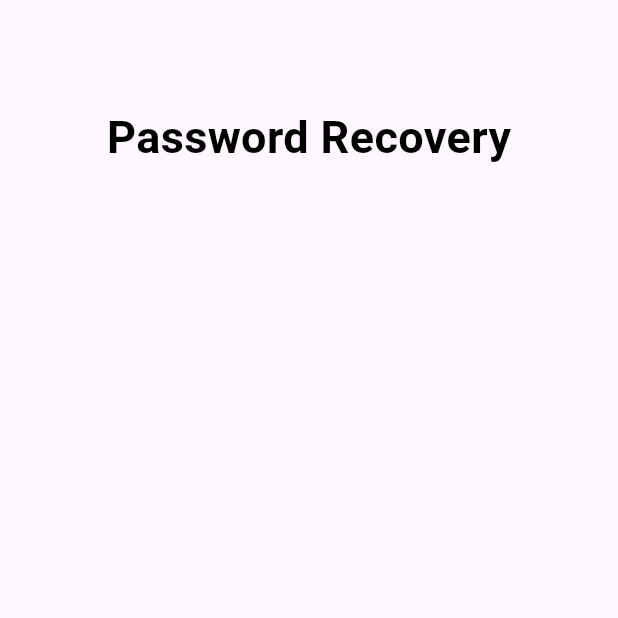
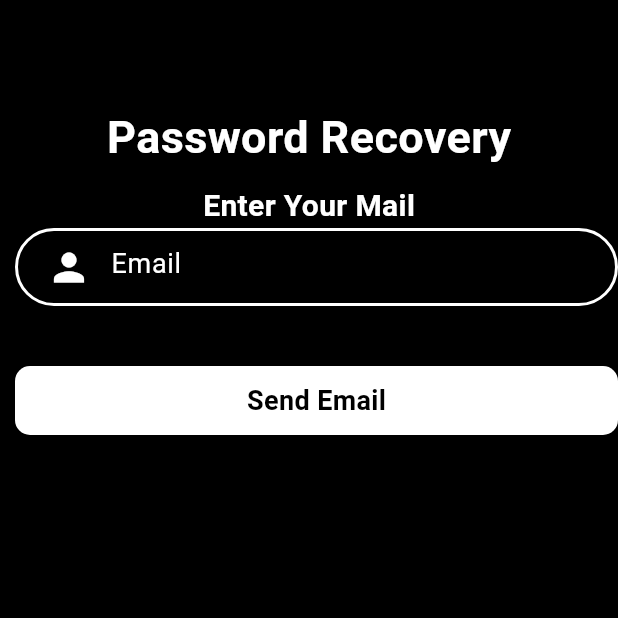
Before and after one commit to ajay-sharma93/ecommerce_one, a Flutter app: the ForgotpassScreen screen opened directly, on a phone screen of 412 x 824 dp, the top half of it. Run offline on Flutter 3.47's test engine with Material 3 defaults, Android fonts, the phone set to English and light mode, and no system bars; our stand-ins replace curved_navigation_bar, firebase_auth, firebase_core, flutter_svg; accounts and stored records are empty.

Commit message:
forgot password is registered!!

```diff
--- a/lib/main.dart
+++ b/lib/main.dart
@@ -1,5 +1,3 @@
-import 'package:ecommerce/pages/forgotpass_screen.dart';
-// ignore: unused_import
 import 'package:ecommerce/pages/onboard_screen.dart';
 import 'package:firebase_core/firebase_core.dart';
 import 'package:flutter/material.dart';
@@ -25,7 +23,7 @@ class MyApp extends StatelessWidget {
 
         colorScheme: ColorScheme.fromSeed(seedColor: Colors.deepPurple),
       ),
-      home: ForgotpassScreen(),
+      home: OnboardScreen(),
     );
 
   }
--- a/lib/pages/forgotpass_screen.dart
+++ b/lib/pages/forgotpass_screen.dart
@@ -8,9 +8,12 @@ class ForgotpassScreen extends StatefulWidget {
 }
 
 class _ForgotpassScreenState extends State<ForgotpassScreen> {
+  // ignore: unnecessary_new
+  TextEditingController mailController = new TextEditingController();
   @override
   Widget build(BuildContext context) {
     return Scaffold(
+      backgroundColor: Colors.black,
       body: Container(
        child: Column(children: [
         SizedBox(height: 70,),
@@ -18,11 +21,58 @@ class _ForgotpassScreenState extends State<ForgotpassScreen> {
           alignment: Alignment.topCenter,
           child: Text("Password Recovery",
           style: TextStyle(
-          color:  Colors.black,fontSize: 30.0,
+          color:  Colors.white,fontSize: 30.0,
           fontWeight: FontWeight.bold),),
-        )
-       ],),
-      ),
-    );
+        ),
+        SizedBox(height: 10,),
+        Text("Enter Your Mail",style: TextStyle(color: Colors.white,fontSize: 20.0,fontWeight: FontWeight.bold
+
+        ),),
+         Expanded(child: Form(child: Padding(padding: EdgeInsets.only(left:10 ),
+         child: ListView(children: [
+          Container(
+            padding: EdgeInsets.only(left: 10.0),
+            decoration: BoxDecoration(
+              border: Border.all(color: Colors.white,width: 2.0,),
+              borderRadius: BorderRadius.circular(40),
+            ),
+            child: TextFormField(
+              controller: mailController,
+              validator: (value){
+                if(value==null||value.isEmpty){
+                  return 'Enter Your Email';
+                }
+                return null;
+              },
+              style: TextStyle(color: Colors.white),
+              decoration: InputDecoration(
+                hintText: "Email",
+                hintStyle: TextStyle(fontSize: 18.0,color: Colors.white),
+                prefixIcon: Icon(Icons.person,color: Colors.white,size: 30.0,
+                ),border: InputBorder.none,
+              ),
+            ),
+          ),
+          SizedBox(height: 40.0,),
+
+
+                Container(
+                  width: 140,
+                  padding: EdgeInsets.all(10),
+                  decoration: BoxDecoration(
+                    color: Colors.white,
+                    borderRadius: BorderRadius.circular(10)
+                  ),
+                  child: Center(
+                    child: Text("Send Email",style: TextStyle(color: Colors.black,fontSize: 18,fontWeight:FontWeight.bold),),
+                  ),
+                ),
+              ],
+            ),
+          ),
+       )
+  )],),));
+
+
   }
 }
--- a/lib/pages/login.dart
+++ b/lib/pages/login.dart
@@ -1,3 +1,4 @@
+import 'package:ecommerce/pages/forgotpass_screen.dart';
 import 'package:ecommerce/pages/signupscreen.dart';
 import 'package:ecommerce/pages/bottom_navigator.dart';
 // ignore: unused_import
@@ -78,7 +79,7 @@ class _LoginState extends State<Login> {
             ),
             Container(
               margin: EdgeInsets.only(top: 10.0, left: 20.0, right: 20.0),
-              child: SingleChildScrollView( // ✅ Fixes overflow
+              child: SingleChildScrollView(
                 child: Column(
                   children: [
                     SizedBox(height: 40),
@@ -135,11 +136,16 @@ class _LoginState extends State<Login> {
                                     prefixIcon: Icon(Icons.lock)),
                               ),
                               SizedBox(height: 10),
-                              Container(
-                                padding: EdgeInsets.symmetric(vertical: 10.0),
-                                alignment: Alignment.topRight,
-                                child: Text("Forget Password?",
-                                    style: AppWidget.lightTextFieldStyle()),
+                              GestureDetector(
+                                onTap: (){
+                                  Navigator.push(context, MaterialPageRoute(builder: (context)=>ForgotpassScreen()));
+                                },
+                                child: Container(
+                                  padding: EdgeInsets.symmetric(vertical: 10.0),
+                                  alignment: Alignment.topRight,
+                                  child: Text("Forget Password?",
+                                      style: AppWidget.lightTextFieldStyle()),
+                                ),
                               ),
                               SizedBox(height: 5),
                               GestureDetector(
```
